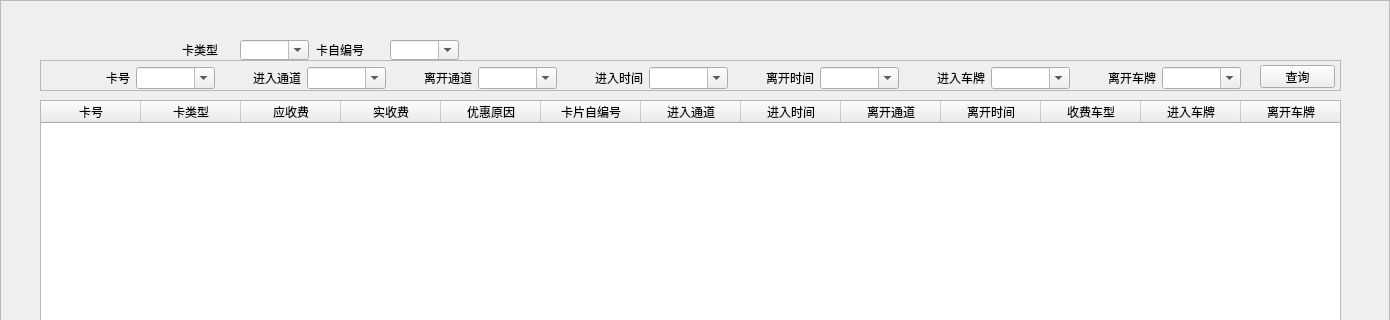
Old version of the form UIWnd/access2records.ui in the repository Anne081031/WinParkUI; both pictures show x 0 to 1390 and y 0 to 320 of the 1390 by 818 pixel window.
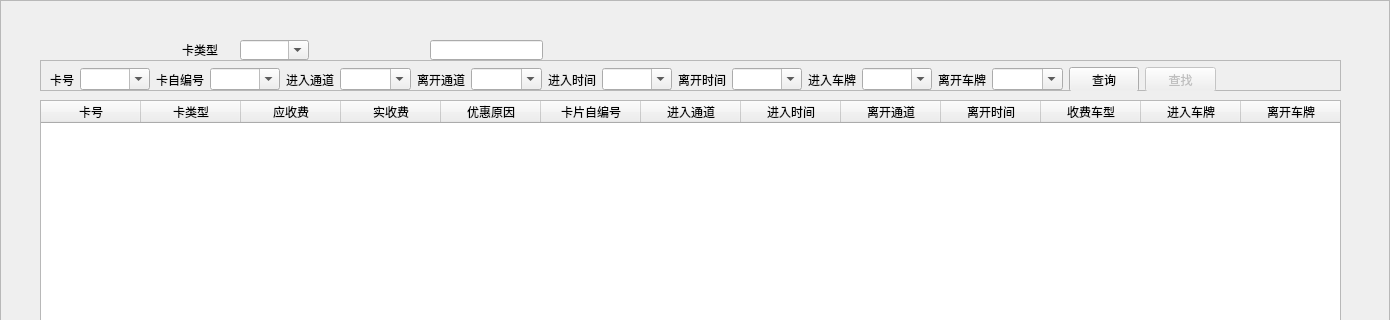
New version of the form. Icons and pictures are not drawn.

Diff of the .ui file:
```diff
--- a/UIWnd/access2records.ui
+++ b/UIWnd/access2records.ui
@@ -590,29 +590,13 @@
     <property name="frameShadow">
      <enum>QFrame::Raised</enum>
     </property>
-    <widget class="QPushButton" name="btnQuery">
-     <property name="geometry">
-      <rect>
-       <x>1220</x>
-       <y>5</y>
-       <width>75</width>
-       <height>23</height>
-      </rect>
-     </property>
-     <property name="toolTip">
-      <string>全【无】查询所有记录。</string>
-     </property>
-     <property name="text">
-      <string>查询</string>
-     </property>
-    </widget>
     <widget class="QWidget" name="layoutWidget">
      <property name="geometry">
       <rect>
        <x>10</x>
        <y>7</y>
-       <width>1191</width>
-       <height>22</height>
+       <width>1166</width>
+       <height>25</height>
       </rect>
      </property>
      <layout class="QHBoxLayout" name="horizontalLayout">
@@ -636,6 +620,23 @@
         </property>
        </widget>
       </item>
+      <item>
+       <widget class="QLabel" name="label_3">
+        <property name="text">
+         <string>卡自编号</string>
+        </property>
+       </widget>
+      </item>
+      <item>
+       <widget class="QComboBox" name="cb2">
+        <property name="statusTip">
+         <string>cardselfno like '%%1%'</string>
+        </property>
+        <property name="editable">
+         <bool>true</bool>
+        </property>
+       </widget>
+      </item>
       <item>
        <widget class="QLabel" name="label_7">
         <property name="text">
@@ -756,6 +757,26 @@
         </property>
        </widget>
       </item>
+      <item>
+       <widget class="QPushButton" name="btnQuery">
+        <property name="toolTip">
+         <string>全【无】查询所有记录。</string>
+        </property>
+        <property name="text">
+         <string>查询</string>
+        </property>
+       </widget>
+      </item>
+      <item>
+       <widget class="QPushButton" name="btnSerach">
+        <property name="enabled">
+         <bool>false</bool>
+        </property>
+        <property name="text">
+         <string>查找</string>
+        </property>
+       </widget>
+      </item>
      </layout>
     </widget>
    </widget>
@@ -828,33 +849,14 @@
     <string>卡类型</string>
    </property>
   </widget>
-  <widget class="QComboBox" name="cb2">
+  <widget class="QLineEdit" name="lineEdit">
    <property name="geometry">
     <rect>
-     <x>390</x>
+     <x>430</x>
      <y>40</y>
-     <width>69</width>
+     <width>113</width>
      <height>20</height>
     </rect>
-   </property>
-   <property name="statusTip">
-    <string>cardselfno like '%%1%'</string>
-   </property>
-   <property name="editable">
-    <bool>true</bool>
-   </property>
-  </widget>
-  <widget class="QLabel" name="label_3">
-   <property name="geometry">
-    <rect>
-     <x>316</x>
-     <y>40</y>
-     <width>68</width>
-     <height>20</height>
-    </rect>
-   </property>
-   <property name="text">
-    <string>卡自编号</string>
    </property>
   </widget>
  </widget>
```
Left out of the diff: 3 changed lines with no effect on the pictures.
